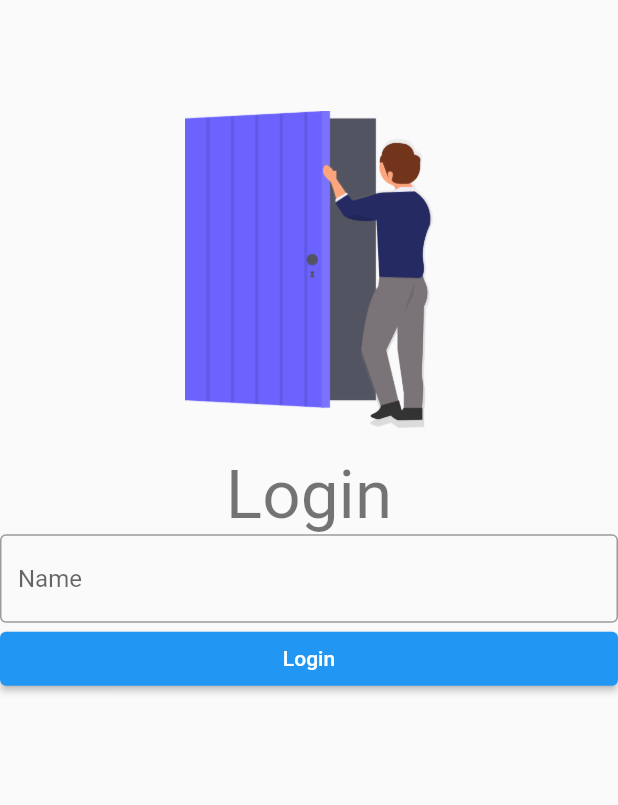
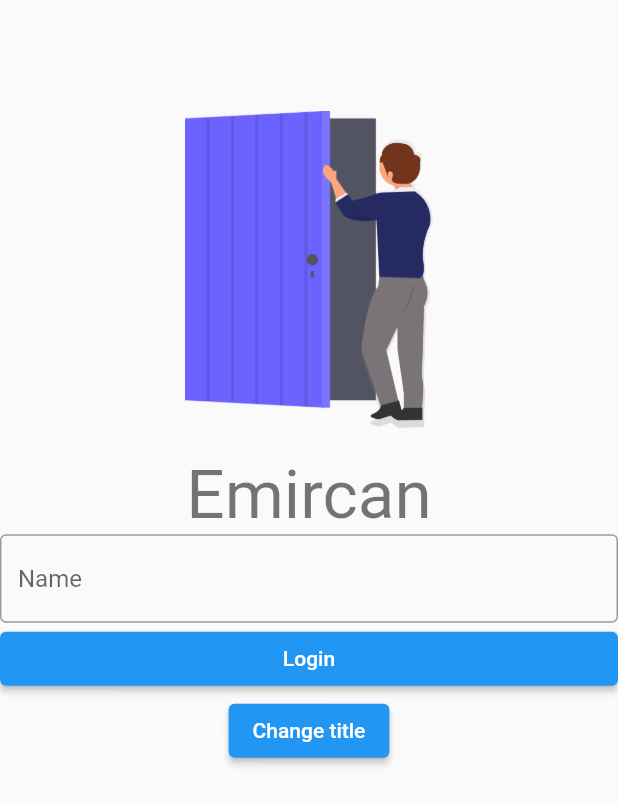
Before and after one commit to volkaankarakus/flutter_provider, a Flutter app: the screen it shows after launch, on a phone screen of 412 x 824 dp. Shown: the top 805 px of the screen. Run offline on Flutter 3.47's test engine with Material 2 defaults, Android fonts, the phone set to English and light mode, and no system bars.

```diff
--- a/flutter_provider/lib/main.dart
+++ b/flutter_provider/lib/main.dart
@@ -1,6 +1,9 @@
 import 'package:flutter/material.dart';
 import 'package:flutter/services.dart';
+import 'package:flutter_provider/product/global/product_context.dart';
+import 'package:flutter_provider/product/global/user_context.dart';
 import 'package:flutter_provider/view/login_view.dart';
+import 'package:provider/provider.dart';
 
 void main() => runApp(const MyApp());
 
@@ -9,7 +12,18 @@ class MyApp extends StatelessWidget {
 
   @override
   Widget build(BuildContext context) {
-    return MaterialApp(
+    return MultiProvider(
+      providers: [
+        ChangeNotifierProvider(create: (context) => ProductContext()),
+        ProxyProvider<ProductContext, UserContext?>(
+          update: (context, productContext, userContext) {
+            return userContext != null
+                ? userContext.copyWith(name: productContext.newUsername)
+                : UserContext(productContext.newUsername);
+          },
+        ),
+      ],
+      child: MaterialApp(
         title: 'Material App',
         debugShowCheckedModeBanner: false,
         home: const LoginView(),
@@ -18,6 +32,7 @@ class MyApp extends StatelessWidget {
                 backgroundColor: Colors.transparent,
                 elevation: 0,
                 systemOverlayStyle: SystemUiOverlayStyle.dark)),
+      ),
     );
   }
 }
--- /dev/null
+++ b/flutter_provider/lib/product/global/product_context.dart
@@ -0,0 +1,10 @@
+import 'package:flutter/material.dart';
+
+class ProductContext extends ChangeNotifier {
+  String newUsername = '';
+
+  void changeName(String name) {
+    newUsername = name;
+    notifyListeners();
+  }
+}
--- /dev/null
+++ b/flutter_provider/lib/product/global/user_context.dart
@@ -0,0 +1,11 @@
+class UserContext {
+  final String name;
+
+  UserContext(this.name);
+
+  UserContext copyWith({String? name}) {
+    return UserContext(
+      name ?? this.name,
+    );
+  }
+}
--- a/flutter_provider/lib/view/login_view.dart
+++ b/flutter_provider/lib/view/login_view.dart
@@ -1,4 +1,6 @@
 import 'package:flutter/material.dart';
+import 'package:flutter_provider/product/global/product_context.dart';
+import 'package:flutter_provider/product/global/user_context.dart';
 import 'package:provider/provider.dart';
 
 import '../../../product/constant/image_enums.dart';
@@ -13,25 +15,23 @@ class LoginView extends StatefulWidget {
 }
 
 class _LoginViewState extends State<LoginView> {
+  /* final LoginViewModel _loginViewModel = LoginViewModel(); */
+
   final String name = 'Name';
   final String data = 'Login';
   final login = 'Login';
   final String data2 = 'Remember me';
 
-  final LoginViewModel _loginViewModel = LoginViewModel();
-  @override
-  void initState() {
-    super.initState();
-  }
-
   @override
   Widget build(BuildContext context) {
-    return ChangeNotifierProvider.value(
-      value: _loginViewModel,
+    return ChangeNotifierProvider(
+      create: (_) => LoginViewModel(),
       builder: (context, child) {
         return Scaffold(
           appBar: AppBar(
             leading: _loadingWidget(),
+            title: Text(context.read<UserContext?>()?.name ?? ''),
+            actions: [Text(context.watch<ProductContext>().newUsername)],
           ),
           body: Column(
             children: [
@@ -39,18 +39,31 @@ class _LoginViewState extends State<LoginView> {
                   height: MediaQuery.of(context).size.height * 0.3,
                   width: MediaQuery.of(context).size.width * 0.4,
                   child: ImageEnums.door.toImage),
-              Text(
-                login,
-                style: Theme.of(context).textTheme.headline3,
+              Selector<LoginViewModel, String>(
+                selector: (_, model) => model.username,
+                builder: (context, value, _) {
+                  return Text(
+                    value,
+                    style: Theme.of(context).textTheme.headline3,
+                  );
+                },
               ),
-              TextField(decoration: ProjectInputs(name)),
+              TextField(
+                decoration: ProjectInputs(name),
+                onChanged: context.read<LoginViewModel>().setUsername,
+              ),
               ElevatedButton(
-                  onPressed: _loginViewModel.isLoading
+                  onPressed: context.read<LoginViewModel>().isLoading
                       ? null
                       : () {
-                          _loginViewModel.controlTextValue();
+                          context.read<LoginViewModel>().controlTextValue();
                         },
                   child: Center(child: Text(data))),
+              ElevatedButton(
+                  onPressed: () {
+                    context.read<ProductContext>().changeName('volkan');
+                  },
+                  child: Text('Change title'))
             ],
           ),
         );
@@ -61,7 +74,7 @@ class _LoginViewState extends State<LoginView> {
   Widget _loadingWidget() {
     return Selector<LoginViewModel, bool>(
       selector: (context, viewModel) {
-        return viewModel.isLoading ;
+        return viewModel.isLoading;
       },
       builder: (context, value, child) {
         return value
--- a/flutter_provider/lib/view_model/login_view_model.dart
+++ b/flutter_provider/lib/view_model/login_view_model.dart
@@ -10,9 +10,17 @@ class LoginViewModel extends ChangeNotifier {
     notifyListeners();
   }
 
+  String _username = "Emircan";
+  String get username => _username;
+
+  void setUsername(String value) {
+    _username = value;
+    notifyListeners();
+  }
+
   Future<bool> controlTextValue() async {
     _changeLoading();
-    await Future.delayed(const Duration(seconds: 1));
+    await Future.delayed(const Duration(seconds: 2));
     _changeLoading();
 
     return _inputText != null;
```
Lines whose indentation alone changed are shown as unchanged.
